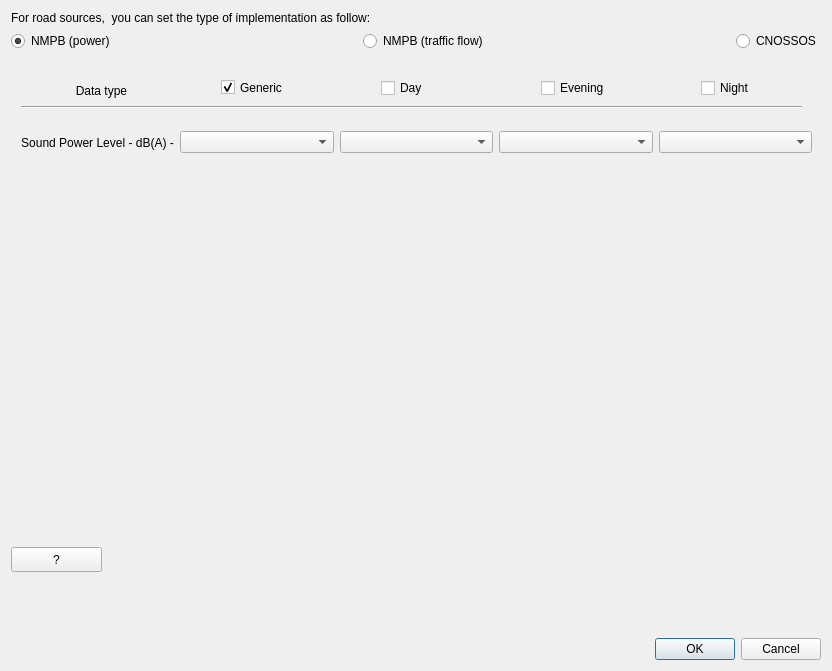
First picture: the form in tools/ui_SourceDetailsRoads.ui, repository Arpapiemonte/openoise-map, before the edit.
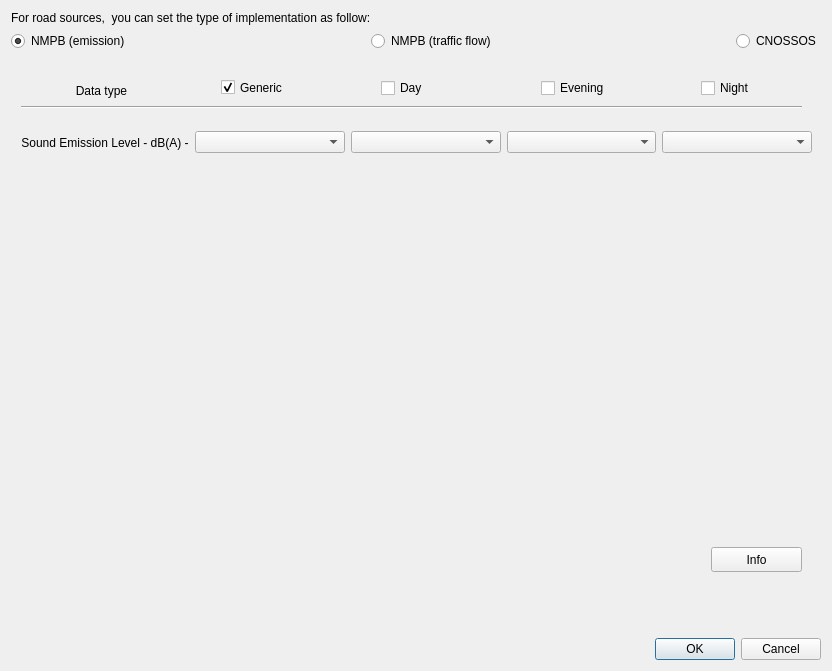
Second picture: the form after the edit. Custom widgets are drawn as their Qt base class.

What changed in the file:
```diff
--- a/tools/ui_SourceDetailsRoads.ui
+++ b/tools/ui_SourceDetailsRoads.ui
@@ -47,7 +47,7 @@
      <item>
       <widget class="QRadioButton" name="POWER_R_radioButton">
        <property name="text">
-        <string>NMPB (power)</string>
+        <string>NMPB (emission)</string>
        </property>
        <property name="checked">
         <bool>true</bool>
@@ -127,7 +127,7 @@
            </size>
           </property>
           <property name="text">
-           <string>Sound Power Level - dB(A) -</string>
+           <string>Sound Emission Level - dB(A) -</string>
           </property>
           <property name="alignment">
            <set>Qt::AlignCenter</set>
@@ -253,7 +253,7 @@
       <widget class="QPushButton" name="HelpNMPB">
        <property name="geometry">
         <rect>
-         <x>0</x>
+         <x>700</x>
          <y>490</y>
          <width>91</width>
          <height>25</height>
@@ -266,7 +266,7 @@
         </size>
        </property>
        <property name="text">
-        <string>?</string>
+        <string>Info</string>
        </property>
       </widget>
      </widget>
```
Left out of the diff: 4 changed lines with no effect on the pictures.
